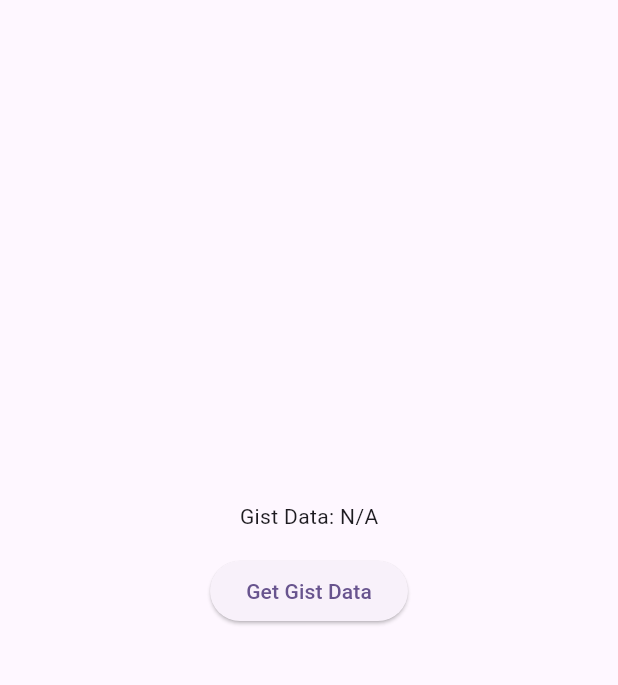
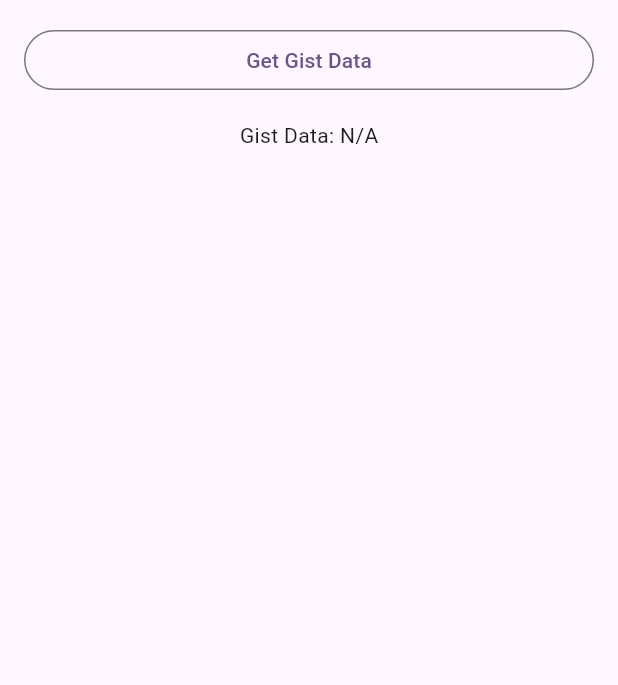
Before and after one commit to Baneeishaque/Account_Ledger_Windows_Flutter, a Flutter app: the screen it shows after launch, on a phone screen of 412 x 824 dp, the part 84-769 px from its top. Run offline on Flutter 3.47's test engine with Material 2 defaults, Android fonts, the phone set to English and light mode, and no system bars.

Commit message:
UI tweaks
Signed-off-by: Banee Ishaque K <baneeishaque@gmail.com>

```diff
--- a/lib/main.dart
+++ b/lib/main.dart
@@ -63,18 +63,33 @@ class _MyHomePageState extends State<MyHomePage> {
       ),
       body: Center(
         child: Column(
-          mainAxisAlignment: MainAxisAlignment.center,
+          mainAxisAlignment: MainAxisAlignment.start,
           children: <Widget>[
-            Text(_gistData, key: const Key('Gist data label')),
             _isOnWait
-                ? const CircularProgressIndicator()
-                : Padding(
-                    padding: const EdgeInsets.all(16.0),
-                    child: ElevatedButton(
-                      onPressed: _getGistData,
-                      child: const Text('Get Gist Data'),
+                ? const Padding(
+                    padding: EdgeInsets.all(16.0),
+                    child: CircularProgressIndicator(),
+                  )
+                : SizedBox(
+                    width: double.infinity,
+                    child: Padding(
+                      padding: const EdgeInsets.all(16.0),
+                      child: OutlinedButton(
+                        onPressed: _getGistData,
+                        child: const Text(
+                          'Get Gist Data',
+                        ),
+                      ),
                     ),
                   ),
+            Padding(
+              padding: const EdgeInsets.only(
+                left: 16.0,
+                right: 16.0,
+                bottom: 16.0,
+              ),
+              child: Text(_gistData, key: const Key('Gist data label')),
+            ),
           ],
         ),
       ),
```
